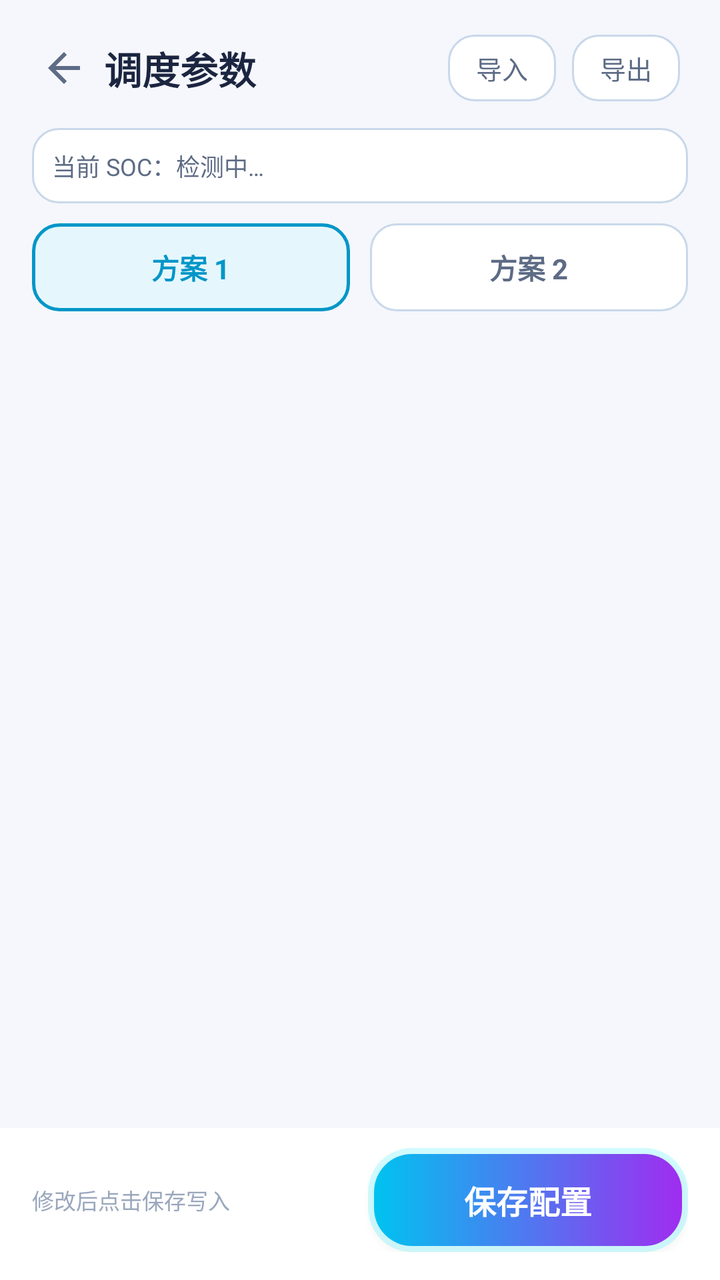
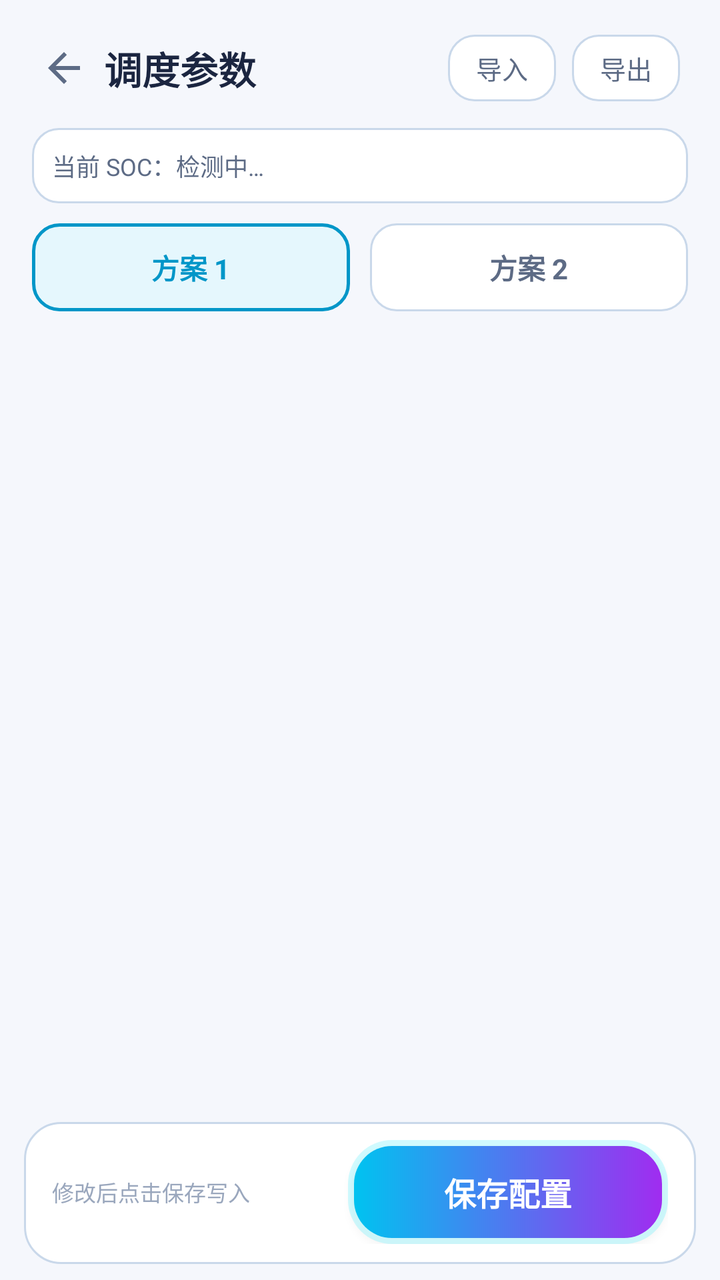

Two renders of the same Android screen: before a commit and after it. Below are the layout's source before the change and the commit's diff.
<!-- AndroidManifest.xml: application theme AppTheme -->
<!-- res/layout/activity_schedule.xml -->
<?xml version="1.0" encoding="utf-8"?>
<LinearLayout xmlns:android="http://schemas.android.com/apk/res/android"
    android:layout_width="match_parent"
    android:layout_height="match_parent"
    android:orientation="vertical">

    
    <LinearLayout
        android:layout_width="match_parent"
        android:layout_height="wrap_content"
        android:orientation="horizontal"
        android:gravity="center_vertical"
        android:paddingStart="12dp"
        android:paddingEnd="20dp"
        android:paddingTop="14dp"
        android:paddingBottom="10dp">

        <ImageView
            android:id="@+id/btnBack"
            android:layout_width="40dp"
            android:layout_height="40dp"
            android:padding="8dp"
            android:src="@drawable/ic_back"
            android:background="?android:attr/selectableItemBackgroundBorderless"
            android:contentDescription="返回" />

        <TextView
            android:layout_width="0dp"
            android:layout_height="wrap_content"
            android:layout_weight="1"
            android:text="调度参数"
            android:textColor="@color/textPrimary"
            android:textSize="19sp"
            android:textStyle="bold" />

        <TextView
            android:id="@+id/btnImport"
            android:layout_width="wrap_content"
            android:layout_height="wrap_content"
            android:layout_marginEnd="8dp"
            android:background="@drawable/bg_tab"
            android:paddingStart="14dp"
            android:paddingEnd="14dp"
            android:paddingTop="7dp"
            android:paddingBottom="7dp"
            android:text="导入"
            android:textColor="@color/textSecondary"
            android:textSize="13sp" />

        <TextView
            android:id="@+id/btnExport"
            android:layout_width="wrap_content"
            android:layout_height="wrap_content"
            android:background="@drawable/bg_tab"
            android:paddingStart="14dp"
            android:paddingEnd="14dp"
            android:paddingTop="7dp"
            android:paddingBottom="7dp"
            android:text="导出"
            android:textColor="@color/textSecondary"
            android:textSize="13sp" />
    </LinearLayout>

    
    <TextView
        android:id="@+id/socTip"
        android:layout_width="match_parent"
        android:layout_height="wrap_content"
        android:layout_marginStart="16dp"
        android:layout_marginEnd="16dp"
        android:background="@drawable/bg_tab"
        android:padding="10dp"
        android:text="当前 SOC：检测中…"
        android:textColor="@color/textSecondary"
        android:textSize="12sp" />

    
    <LinearLayout
        android:layout_width="match_parent"
        android:layout_height="wrap_content"
        android:orientation="horizontal"
        android:layout_marginStart="16dp"
        android:layout_marginEnd="16dp"
        android:layout_marginTop="10dp">

        <TextView
            android:id="@+id/tabA"
            android:layout_width="0dp"
            android:layout_height="44dp"
            android:layout_weight="1"
            android:gravity="center"
            android:background="@drawable/bg_tab_sel"
            android:text="方案 1"
            android:textColor="@color/accent"
            android:textSize="14sp"
            android:textStyle="bold" />

        <View
            android:layout_width="10dp"
            android:layout_height="1dp" />

        <TextView
            android:id="@+id/tabB"
            android:layout_width="0dp"
            android:layout_height="44dp"
            android:layout_weight="1"
            android:gravity="center"
            android:background="@drawable/bg_tab"
            android:text="方案 2"
            android:textColor="@color/textSecondary"
            android:textSize="14sp"
            android:textStyle="bold" />
    </LinearLayout>

    <ScrollView
        android:id="@+id/scroll"
        android:layout_width="match_parent"
        android:layout_height="0dp"
        android:layout_weight="1"
        android:scrollbars="none">

        <LinearLayout
            android:id="@+id/modesContainer"
            android:layout_width="match_parent"
            android:layout_height="wrap_content"
            android:orientation="vertical"
            android:paddingStart="16dp"
            android:paddingEnd="16dp"
            android:paddingTop="14dp"
            android:paddingBottom="24dp" />
    </ScrollView>

    
    <LinearLayout
        android:layout_width="match_parent"
        android:layout_height="wrap_content"
        android:orientation="horizontal"
        android:gravity="center_vertical"
        android:paddingStart="16dp"
        android:paddingEnd="16dp"
        android:paddingTop="10dp"
        android:paddingBottom="14dp"
        android:background="@color/titleBar">

        <TextView
            android:id="@+id/saveHint"
            android:layout_width="0dp"
            android:layout_height="wrap_content"
            android:layout_weight="1"
            android:text="修改后点击保存写入"
            android:textColor="@color/textDim"
            android:textSize="11sp" />

        <Button
            android:id="@+id/saveBtn"
            android:layout_width="160dp"
            android:layout_height="52dp"
            android:background="@drawable/btn_primary"
            android:text="保存配置"
            android:textColor="#FFFFFF"
            android:textSize="16sp"
            android:textStyle="bold" />
    </LinearLayout>
</LinearLayout>
<!-- resources referenced by this layout -->
<resources>
  <color name="accent">#0096C8</color>
  <color name="textDim">#9AA7BD</color>
  <color name="textPrimary">#1B2540</color>
  <color name="textSecondary">#5D6B85</color>
  <color name="titleBar">#FFFFFF</color>
  <!-- drawable bg_tab (drawable) -->
  <?xml version="1.0" encoding="utf-8"?>
  <shape xmlns:android="http://schemas.android.com/apk/res/android">
      <solid android:color="@color/bgCard" />
      <corners android:radius="13dp" />
      <stroke android:width="1dp" android:color="@color/bgCardStroke" />
  </shape>
  <!-- drawable bg_tab_sel (drawable) -->
  <?xml version="1.0" encoding="utf-8"?>
  <shape xmlns:android="http://schemas.android.com/apk/res/android">
      <solid android:color="@color/accentSoft" />
      <corners android:radius="13dp" />
      <stroke android:width="1.5dp" android:color="@color/accent" />
  </shape>
  <!-- drawable btn_primary (drawable) -->
  <?xml version="1.0" encoding="utf-8"?>
  <layer-list xmlns:android="http://schemas.android.com/apk/res/android">
      <item>
          <shape>
              <solid android:color="#2E00E5FF" />
              <corners android:radius="22dp" />
          </shape>
      </item>
      <item android:left="3dp" android:top="3dp" android:right="3dp" android:bottom="3dp">
          <shape>
              <gradient android:startColor="#00C3F0" android:endColor="#A02CF0" android:angle="0" />
              <corners android:radius="19dp" />
          </shape>
      </item>
  </layer-list>
  <!-- drawable ic_back (drawable) -->
  <?xml version="1.0" encoding="utf-8"?>
  <vector xmlns:android="http://schemas.android.com/apk/res/android"
      android:width="24dp" android:height="24dp"
      android:viewportWidth="24" android:viewportHeight="24">
      <path android:fillColor="#5D6B85"
          android:pathData="M20,11H7.83l5.59,-5.59L12,4l-8,8 8,8 1.41,-1.41L7.83,13H20v-2z" />
  </vector>
  <style name="AppTheme" parent="android:Theme.Material.Light.NoActionBar">
          <item name="android:windowIsTranslucent">true</item>
          <item name="android:windowBackground">@color/bg</item>
          <item name="android:colorPrimary">@color/accent</item>
          <item name="android:colorAccent">@color/accent</item>
          <item name="android:statusBarColor">@color/bg</item>
          <item name="android:navigationBarColor">@color/bg</item>
          <item name="android:windowLightStatusBar">true</item>
          <item name="android:colorControlActivated">@color/accent</item>
          <item name="android:colorControlNormal">@color/textDim</item>
      </style>
  <color name="bgCard">#FFFFFF</color>
  <color name="bgCardStroke">#C9D8EA</color>
  <color name="accentSoft">#E5F7FD</color>
  <color name="bg">#F5F7FC</color>
</resources>

<!-- the commit's change to res/layout/activity_schedule.xml (unified diff, before → after) -->
@@ -134,13 +134,16 @@
     <LinearLayout
         android:layout_width="match_parent"
         android:layout_height="wrap_content"
+        android:layout_marginStart="12dp"
+        android:layout_marginEnd="12dp"
+        android:layout_marginBottom="8dp"
         android:orientation="horizontal"
         android:gravity="center_vertical"
-        android:paddingStart="16dp"
-        android:paddingEnd="16dp"
-        android:paddingTop="10dp"
-        android:paddingBottom="14dp"
-        android:background="@color/titleBar">
+        android:paddingStart="14dp"
+        android:paddingEnd="14dp"
+        android:paddingTop="9dp"
+        android:paddingBottom="10dp"
+        android:background="@drawable/bg_card">
 
         <TextView
             android:id="@+id/saveHint"
<!-- resource entries referenced after the edit -->
@@ -4,7 +4,13 @@
   <color name="textDim">#9AA7BD</color>
   <color name="textPrimary">#1B2540</color>
   <color name="textSecondary">#5D6B85</color>
-  <color name="titleBar">#FFFFFF</color>
+  <!-- drawable bg_card (drawable) -->
+  <?xml version="1.0" encoding="utf-8"?>
+  <shape xmlns:android="http://schemas.android.com/apk/res/android">
+      <solid android:color="@color/bgCard" />
+      <corners android:radius="18dp" />
+      <stroke android:width="1dp" android:color="@color/bgCardStroke" />
+  </shape>
   <!-- drawable bg_tab (drawable) -->
   <?xml version="1.0" encoding="utf-8"?>
   <shape xmlns:android="http://schemas.android.com/apk/res/android">
@@ -50,6 +56,9 @@
           <item name="android:colorAccent">@color/accent</item>
           <item name="android:statusBarColor">@color/bg</item>
           <item name="android:navigationBarColor">@color/bg</item>
+          
+          <item name="android:enforceStatusBarContrast">false</item>
+          <item name="android:enforceNavigationBarContrast">false</item>
           <item name="android:windowLightStatusBar">true</item>
           <item name="android:colorControlActivated">@color/accent</item>
           <item name="android:colorControlNormal">@color/textDim</item>
